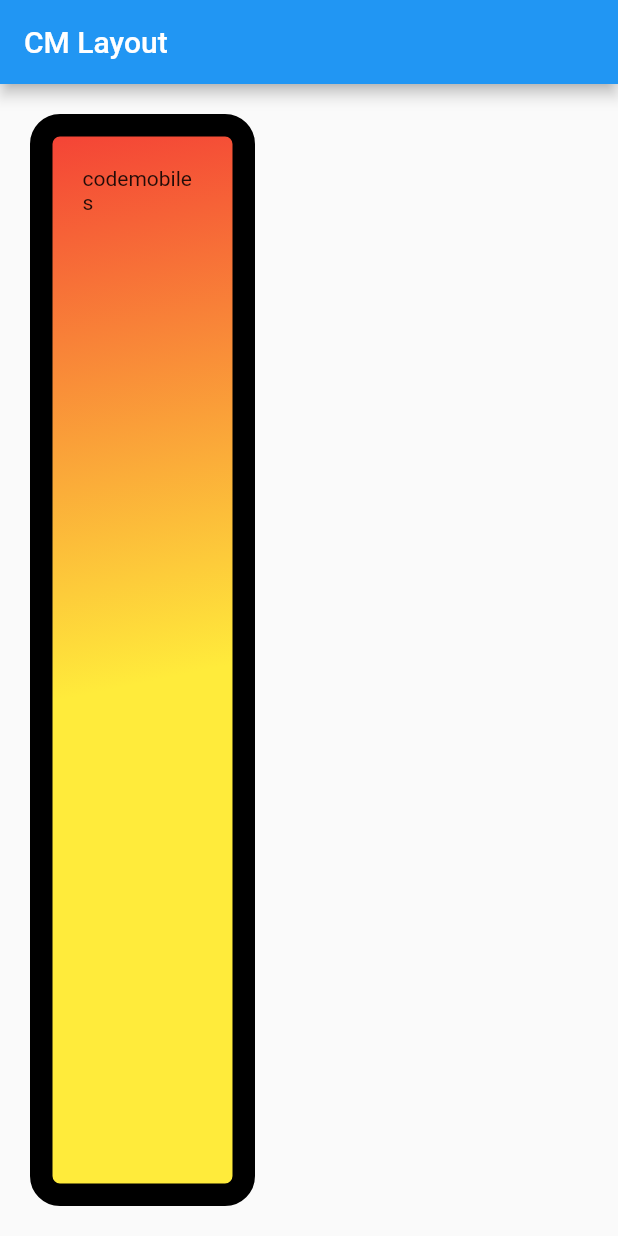
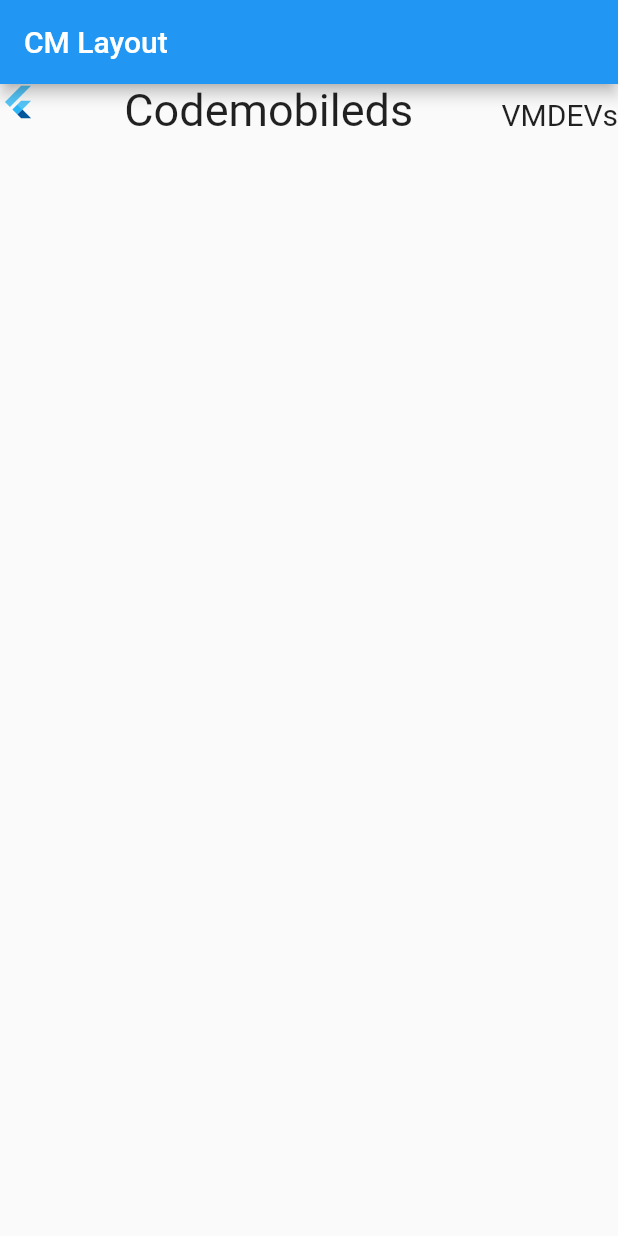
Before and after one commit to boss29024/flutter_hello_world, a Flutter app: the screen it shows after launch, on a phone screen of 412 x 824 dp. Run offline on Flutter 3.47's test engine with Material 2 defaults, Android fonts, the phone set to English and light mode, and no system bars.

Commit message:
-Row/โรล

```diff
--- a/lib/main.dart
+++ b/lib/main.dart
@@ -13,22 +13,38 @@ class MyApp extends StatelessWidget {
         appBar: AppBar(
           title: Text("CM Layout"),
         ),
-        body: Container(
-          //color: Colors.amber,
-          padding: EdgeInsets.all(20),
-          margin: EdgeInsets.all(20),
-          constraints: BoxConstraints.expand(width: 150),
-          // alignment: Alignment.topCenter,
-          child: Text("codemobiles"),
-          decoration: BoxDecoration(
-              color: Colors.green,
-              border: Border.all(
-                  width: 15, color: Colors.black, style: BorderStyle.solid),
-              borderRadius: BorderRadius.circular(20),
-              gradient: LinearGradient(
-                  colors: [Colors.red, Colors.yellow],
-                  begin: Alignment.topCenter)),
+        body: Row(
+          mainAxisAlignment: MainAxisAlignment.spaceBetween,
+          crossAxisAlignment: CrossAxisAlignment.baseline,
+          textBaseline: TextBaseline.alphabetic,
+          children: <Widget>[
+            FlutterLogo(),
+            Text(
+              "Codemobileds",
+              style: TextStyle(fontSize: 30),
+            ),
+            Text(
+              "VMDEVs",
+              style: TextStyle(fontSize: 20),
+            )
+          ],
         ),
+        // body: Container( //คอนเทนเนอร์
+        //   //color: Colors.amber,
+        //   padding: EdgeInsets.all(20),
+        //   margin: EdgeInsets.all(20),
+        //   constraints: BoxConstraints.expand(width: 150),
+        //   // alignment: Alignment.topCenter,
+        //   child: Text("codemobiles"),
+        //   decoration: BoxDecoration(
+        //       color: Colors.green,
+        //       border: Border.all(
+        //           width: 15, color: Colors.black, style: BorderStyle.solid),
+        //       borderRadius: BorderRadius.circular(20),
+        //       gradient: LinearGradient(
+        //           colors: [Colors.red, Colors.blue],
+        //           begin: Alignment.topCenter)),
+        // ),
         // body: Center(
         //   child: Text(
         //     "hollo codemobiles",
```
